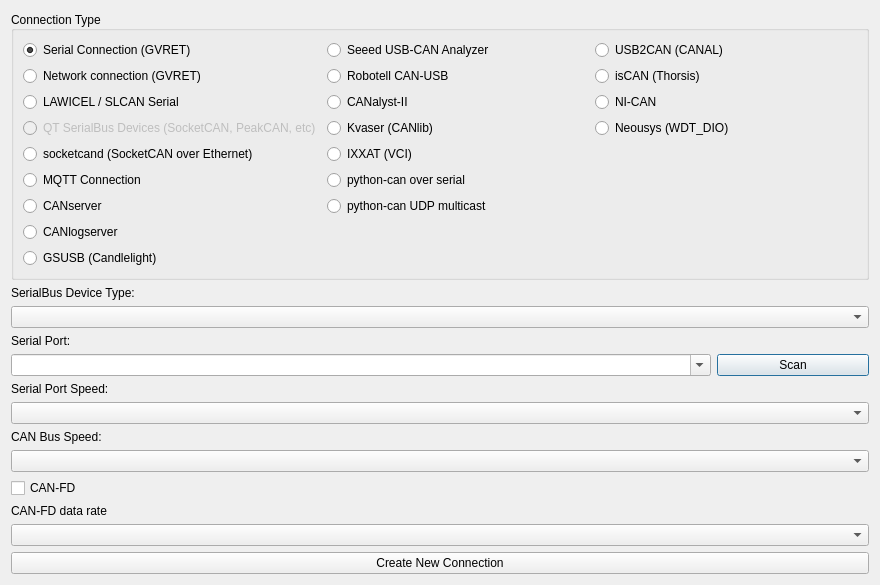
Qt form ui/newconnectiondialog.ui (mitchdetailed/SavvyCAN) before a commit.
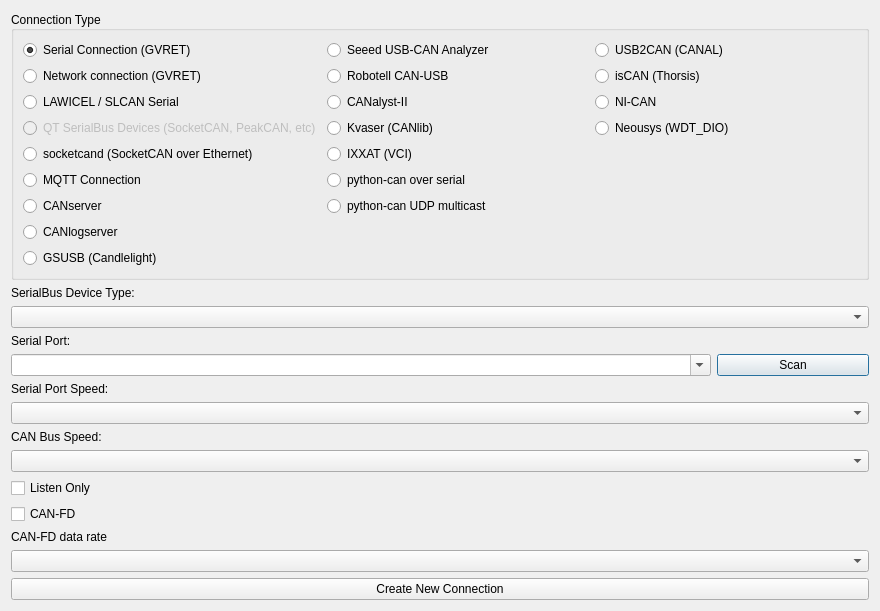
The same form after that commit.

```diff
--- a/ui/newconnectiondialog.ui
+++ b/ui/newconnectiondialog.ui
@@ -248,6 +248,16 @@
    <item>
     <widget class="QComboBox" name="cbCANSpeed"/>
    </item>
+   <item>
+    <widget class="QCheckBox" name="ckListenOnly">
+     <property name="text">
+      <string>Listen Only</string>
+     </property>
+     <property name="toolTip">
+      <string>Watch the bus without ever transmitting on it, and without acknowledging frames</string>
+     </property>
+    </widget>
+   </item>
    <item>
     <widget class="QCheckBox" name="cbCanFd">
      <property name="text">
```
